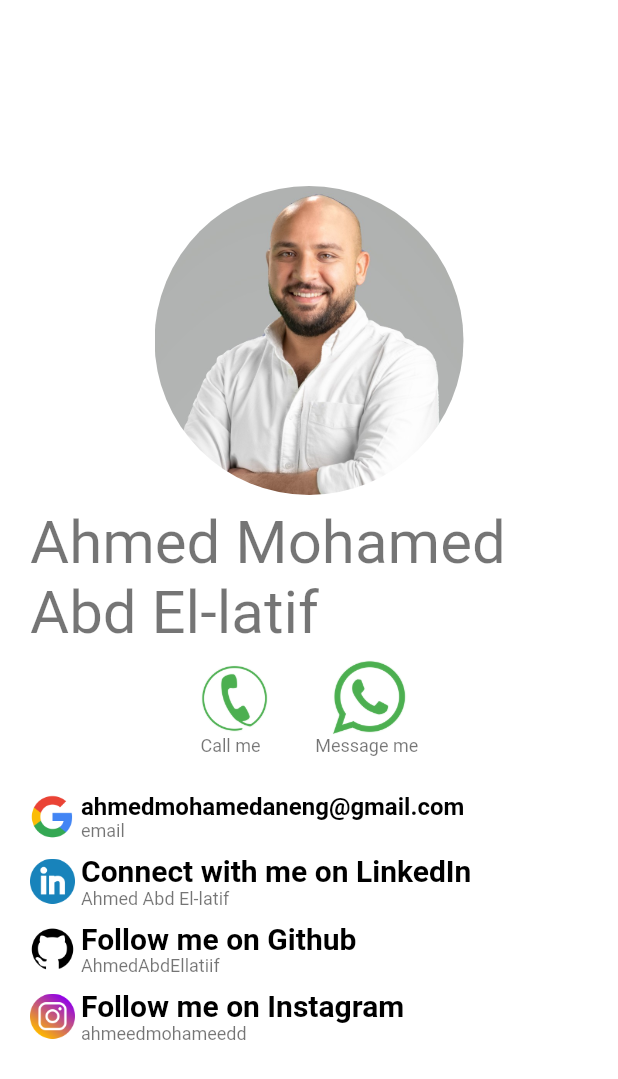
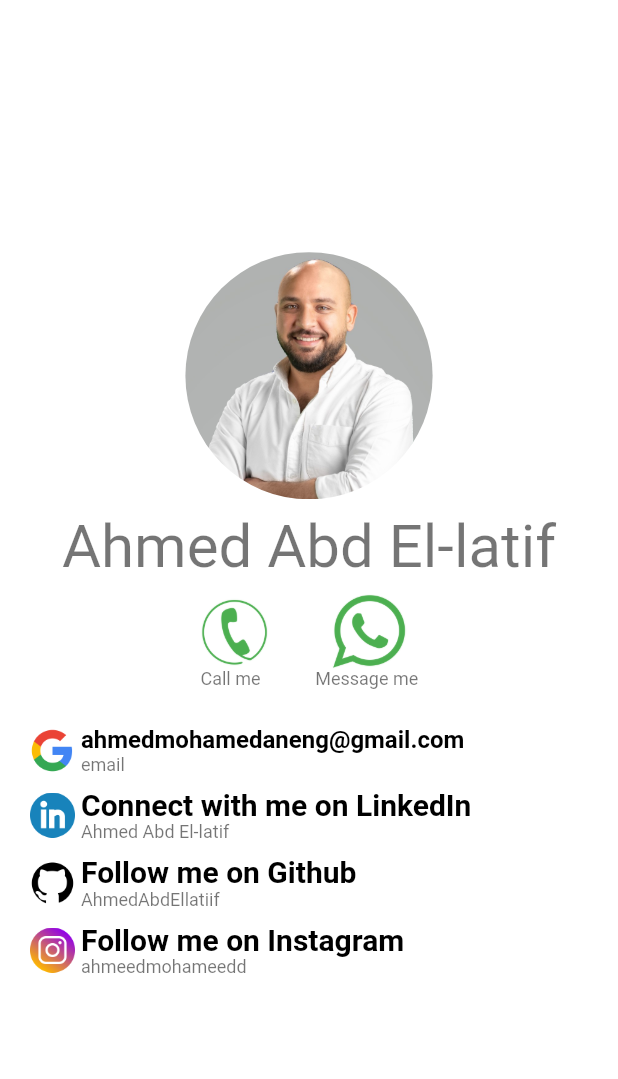
Before and after one commit to AhmedAbdEllatiif/PersonalData, a Flutter app: the screen it shows after launch, on a phone screen of 412 x 824 dp. Shown: the top 1079 px of the screen. Run offline on Flutter 3.47's test engine with Material 2 defaults, Android fonts, the phone set to English and light mode, and no system bars; our stand-ins replace responsive_framework.

Commit message:
Progess 9

```diff
--- a/lib/main.dart
+++ b/lib/main.dart
@@ -83,14 +83,14 @@ class _MyHomePageState extends State<MyHomePage> {
               CircleAvatar(
                 backgroundImage: const AssetImage('assets/images/ahmed.jpeg'),
                 backgroundColor: Colors.transparent,
-                radius: MediaQuery.of(context).size.width * 0.5 / 2,
+                radius: MediaQuery.of(context).size.width * 0.4 / 2,
               ),
 
               /// name
               Padding(
                 padding: const EdgeInsets.symmetric(vertical: 8.0),
                 child: Text(
-                  "Ahmed Mohamed Abd El-latif",
+                  "Ahmed Abd El-latif",
                   style: Theme.of(context).textTheme.headlineLarge,
                 ),
               ),
```
